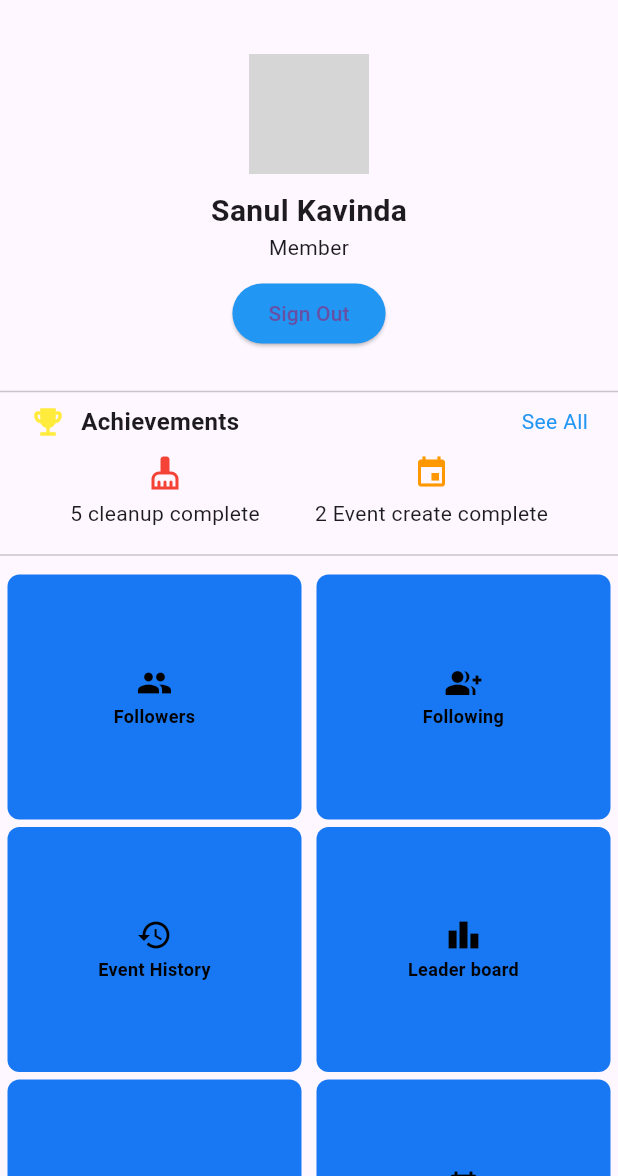
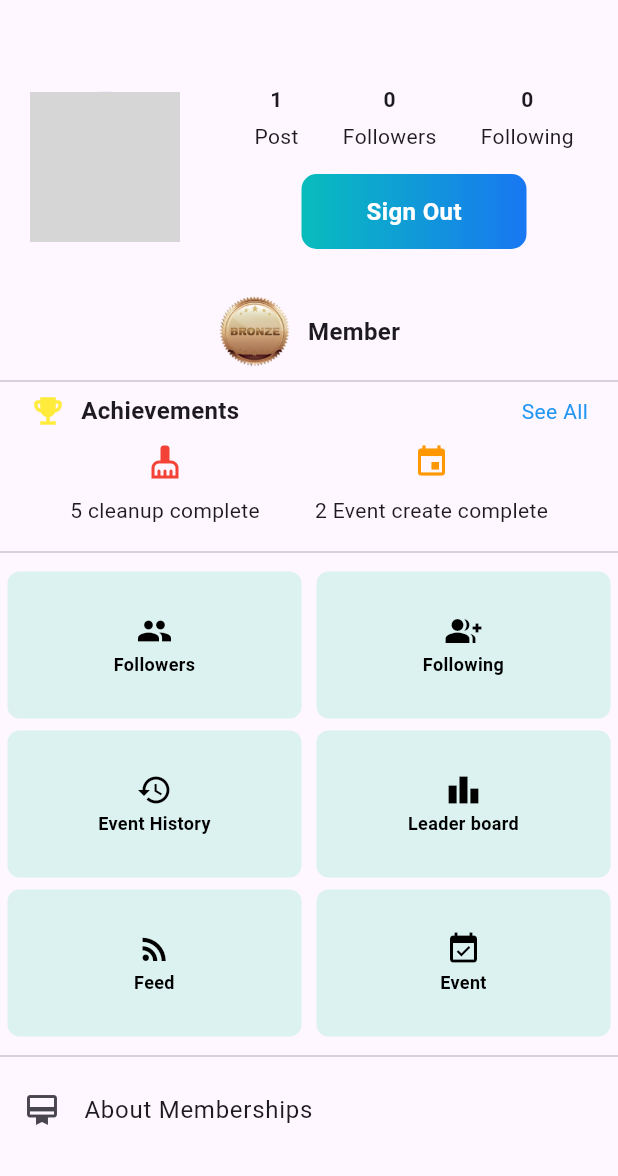
Before and after one commit to SDP-1/ocean_rescue, a Flutter app: the ViewProfilePage screen opened directly, on a phone screen of 412 x 824 dp, the part 60-1236 px from its top. Run offline on Flutter 3.47's test engine with Material 3 defaults, Android fonts, the phone set to English and light mode, and no system bars; our stand-ins replace cloud_firestore, firebase_auth, firebase_core, firebase_storage, flutter_image_compress, flutter_svg and 4 more; accounts and stored records are empty; network calls fail; grey boxes are pictures that could not be loaded.

Commit message:
Edit View Profile Page

```diff
--- a/lib/main.dart
+++ b/lib/main.dart
@@ -35,8 +35,8 @@ class MyApp extends StatelessWidget {
      //home : delete_confirmation_popup(),
      //  home: EditProfile(),
      //  home: MembershipPage(),
-    home: AchievementsPage(),
-    //   home: ViewProfilePage(),
+    // home: AchievementsPage(),
+      home: ViewProfilePage(),
     //   home: LeaderboardPage(),
     );
   }
--- a/lib/pages/profile/view_profile.dart
+++ b/lib/pages/profile/view_profile.dart
@@ -1,4 +1,5 @@
 import 'package:flutter/material.dart';
+import '../../widget/button/GradientButton.dart';
 
 class ViewProfilePage extends StatefulWidget {
         const ViewProfilePage({super.key});
@@ -40,38 +41,91 @@ class _ViewProfilePageState extends State<ViewProfilePage> {
           ),
         ],
       ),
-      body: Container(
-        child: SingleChildScrollView(
+      body: SingleChildScrollView(
         child: Column(
           children: [
-              // User info section
-              Container(
-                padding: const EdgeInsets.all(20),
-                child: Column(
+            const SizedBox(height: 40),
+            // Row for profile photo and stats
+            Row(
+              mainAxisAlignment: MainAxisAlignment.start, // Aligns to the left
+              crossAxisAlignment: CrossAxisAlignment.center,
               children: [
-                    const CircleAvatar(
-                      radius: 40,
+                const SizedBox(width: 20),
+                // Profile photo on the left
+                CircleAvatar(
+                  radius: 50,
                   backgroundImage: AssetImage('assets/user/user1.jpg'), // Replace with your image
                 ),
-                    const SizedBox(height: 10),
-                    const Text(
-                      'Sanul Kavinda',
-                      style: TextStyle(
-                        fontSize: 20,
-                        fontWeight: FontWeight.bold,
+                const SizedBox(width: 20),
+
+                // Stats on the right
+                Expanded(
+                  child: Column(
+                    crossAxisAlignment: CrossAxisAlignment.start, // Aligns the stats to the start
+                    children: [
+                      Row(
+                        mainAxisAlignment: MainAxisAlignment.spaceEvenly,
+                        children: const [
+                          Column(
+                            children: [
+                              Text('1', style: TextStyle(fontWeight: FontWeight.bold)),
+                              SizedBox(height: 5),
+                              Text('Post'),
+                            ],
                           ),
+                          Column(
+                            children: [
+                              Text('0', style: TextStyle(fontWeight: FontWeight.bold)),
+                              SizedBox(height: 5),
+                              Text('Followers'),
+                            ],
                           ),
-                    const Text('Member'),
-                    const SizedBox(height: 10),
-                    ElevatedButton(
-                      onPressed: () {},
-                      child: Text('Sign Out'),
-                      style: ElevatedButton.styleFrom(
-                        backgroundColor: Colors.blue, // Button color
+                          Column(
+                            children: [
+                              Text('0', style: TextStyle(fontWeight: FontWeight.bold)),
+                              SizedBox(height: 5),
+                              Text('Following'),
+                            ],
+                          ),
+                        ],
+                      ),
+                      const SizedBox(height: 15),
+
+                      Center(
+                        child: GradientButton(
+                          text: "Sign Out",
+                          onTap: () {
+                            // Add your logic for changing password
+                          },
+                          width: 150,
                         ),
                       ),
                     ],
                   ),
+                ),
+              ],
+            ),
+
+            const SizedBox(height: 30),
+
+            // Bronze Member achievement, other sections, etc.
+            Row(
+              mainAxisAlignment: MainAxisAlignment.center,
+              children: [
+                Image.asset(
+                  'assets/medals/bronze.png', // Replace with actual asset path
+                  width: 50,
+                  height: 50,
+                ),
+                const SizedBox(width: 10),
+                const Text(
+                  'Member',
+                  style: TextStyle(
+                    fontSize: 16,
+                    fontWeight: FontWeight.bold,
+                  ),
+                ),
+              ],
             ),
               const Divider(),
               // Achievements Section
@@ -105,14 +159,14 @@ class _ViewProfilePageState extends State<ViewProfilePage> {
                     Column(
                       children: [
                         Icon(Icons.cleaning_services, color: Colors.red),
-                        SizedBox(height: 5),
+                        SizedBox(height: 10),
                         Text('5 cleanup complete'),
                       ],
                     ),
                     Column(
                       children: [
                         Icon(Icons.event, color: Colors.orange),
-                        SizedBox(height: 5),
+                        SizedBox(height: 10),
                         Text('2 Event create complete'),
                       ],
                     ),
@@ -127,8 +181,8 @@ class _ViewProfilePageState extends State<ViewProfilePage> {
                   shrinkWrap: true, // Ensures the grid doesn't take up infinite height
                   crossAxisCount: 2, // 2 columns
                   crossAxisSpacing: 10.0,
-                  mainAxisSpacing: 5.0,
-                  childAspectRatio: 3 / 2.5, // Adjusted for smaller box sizes
+                  mainAxisSpacing: 8.0,
+                  childAspectRatio: 2 / 1, // Adjusted for smaller box sizes
                   physics: NeverScrollableScrollPhysics(), // Disable grid scrolling
                   children: [
                     _buildGridItem(Icons.group, 'Followers'),
@@ -165,7 +219,7 @@ class _ViewProfilePageState extends State<ViewProfilePage> {
             ],
           ),
         ),
-      ),
+
 
     );
   }
@@ -173,8 +227,9 @@ class _ViewProfilePageState extends State<ViewProfilePage> {
   // Helper method to create grid items with icon and label
   Widget _buildGridItem(IconData icon, String label) {
     return Container(
+      height: 80,
       decoration: BoxDecoration(
-        color: Color(0xFF1877F2), // Yellow background for each grid item
+        color: Color(0xFFDCF2F1), // Yellow background for each grid item
         borderRadius: BorderRadius.circular(8), // Slightly reduced corner radius
       ),
       child: Column(
```
Also changed, not shown: lib/pages/profile/profile_screen.dart (+266 -0 lines). Lines whose indentation alone changed are shown as unchanged.
